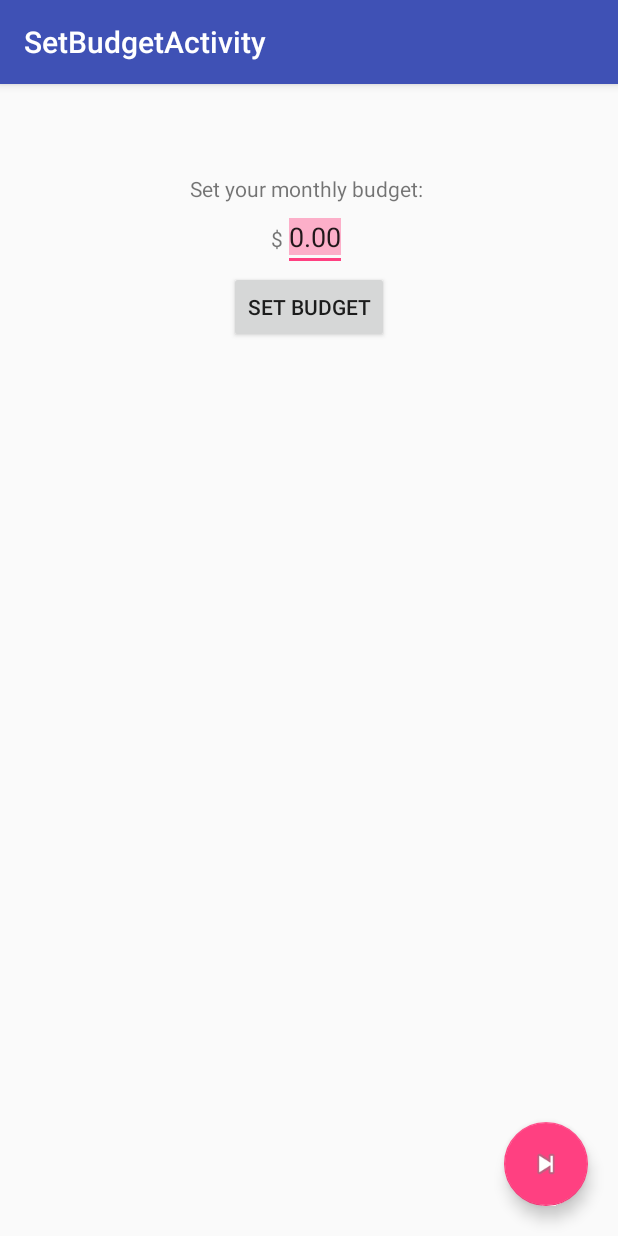
After one commit to bryannaphan/FundGuy, an Android app: the SetBudgetActivity screen opened directly, with no data from a screen before it, on a phone screen of 412 x 824 dp. The commit adds this screen. Run offline under Robolectric (Android 15) with nearby library versions, the phone set to English and light mode, and no system bars.

Commit message:
Added in a budgetActivity

```diff
--- a/app/build.gradle
+++ b/app/build.gradle
@@ -24,10 +24,10 @@ dependencies {
     androidTestCompile('com.android.support.test.espresso:espresso-core:2.2.2', {
         exclude group: 'com.android.support', module: 'support-annotations'
     })
-    compile 'com.android.support:appcompat-v7:25.1.1'
-    compile 'com.android.support:support-v4:25.1.1'
-    compile 'com.android.support:design:25.1.1'
 
+    compile 'com.android.support:appcompat-v7:25.3.0'
+    compile 'com.android.support:support-v4:25.3.0'
+    compile 'com.android.support:design:25.3.0'
     compile 'com.github.PhilJay:MPAndroidChart:v3.0.1'
     testCompile 'junit:junit:4.12'
 }
@@ -35,3 +35,11 @@ dependencies {
 repositories {
     maven { url "https://jitpack.io" }
 }
+
+// For swipe intro library
+repositories {
+    mavenCentral()
+}
+dependencies {
+    compile 'com.github.paolorotolo:appintro:4.1.0'
+}
--- a/app/src/main/AndroidManifest.xml
+++ b/app/src/main/AndroidManifest.xml
@@ -25,6 +25,10 @@
             android:theme="@style/AppTheme.NoActionBar" />
         <activity android:name=".OverviewActivity" />
         <activity android:name=".DetailsActivity" />
+        <activity
+            android:name=".SetBudgetActivity"
+            android:label="@string/title_activity_set_budget"
+            android:theme="@style/AppTheme.NoActionBar"></activity>
     </application>
 
 </manifest>
--- a/app/src/main/java/edu/ucsb/cs/cs185/bryannaphan/fundguy/LoginActivity.java
+++ b/app/src/main/java/edu/ucsb/cs/cs185/bryannaphan/fundguy/LoginActivity.java
@@ -22,18 +22,16 @@ public class LoginActivity extends AppCompatActivity {
         Typeface custom_font = Typeface.createFromAsset(getAssets(),  "fonts/Gradies.otf");
         welcomeText.setTypeface(custom_font);
 
-        final ImageView mainIcon = (ImageView) findViewById(R.id.mainIcon);
+        /*final ImageView mainIcon = (ImageView) findViewById(R.id.mainIcon);
         final TextView loginText = (TextView) findViewById(R.id.loginText);
         final TextView passwordText = (TextView) findViewById(R.id.passwordText);
         final EditText loginEdit = (EditText) findViewById(R.id.loginEdit);
-        final EditText passwordEdit = (EditText) findViewById(R.id.passwordEdit);
-
+        final EditText passwordEdit = (EditText) findViewById(R.id.passwordEdit);*/
 
         final Button loginButton = (Button) findViewById(R.id.loginButton);
         loginButton.setOnClickListener(new View.OnClickListener() {
             public void onClick(View v) {
-                Intent myIntent = new Intent(LoginActivity.this, MainActivity.class);
-                //myIntent.putExtra("key", value); //Optional parameters
+                Intent myIntent = new Intent(LoginActivity.this, SetBudgetActivity.class);
                 LoginActivity.this.startActivity(myIntent);
             }
         });
--- a/app/src/main/java/edu/ucsb/cs/cs185/bryannaphan/fundguy/MainActivity.java
+++ b/app/src/main/java/edu/ucsb/cs/cs185/bryannaphan/fundguy/MainActivity.java
@@ -40,7 +40,8 @@ public class MainActivity extends AppCompatActivity
 
         // Importing title font
         TextView monthText = (TextView)findViewById(R.id.month);
-        Typeface custom_font = Typeface.createFromAsset(getAssets(), "fonts/Route159-BoldItalic.otf");
+        // Typeface custom_font = Typeface.createFromAsset(getAssets(), "fonts/Route159-BoldItalic.otf");
+        Typeface custom_font = Typeface.createFromAsset(getAssets(), "fonts/nevis.ttf");
         monthText.setTypeface(custom_font);
         monthText.setText(month);
 
@@ -51,8 +52,7 @@ public class MainActivity extends AppCompatActivity
             public void onClick(View view) {
                 FragmentManager fm = getSupportFragmentManager();
                 AddFragment fragment = new AddFragment();
-                // Show DialogFragment
-                fragment.show(fm, "Dialog Fragment");
+                fragment.show(fm, "Add Fragment");
             }
         });
 
@@ -127,7 +127,7 @@ public class MainActivity extends AppCompatActivity
         }
 
         else if (id == R.id.budget) {
-            // open budget fragment
+
         }
 
         else if (id == R.id.purchase_history) {
--- /dev/null
+++ b/app/src/main/java/edu/ucsb/cs/cs185/bryannaphan/fundguy/SetBudgetActivity.java
@@ -0,0 +1,42 @@
+package edu.ucsb.cs.cs185.bryannaphan.fundguy;
+
+import android.content.Intent;
+import android.os.Bundle;
+import android.support.design.widget.FloatingActionButton;
+import android.support.design.widget.Snackbar;
+import android.support.v7.app.AppCompatActivity;
+import android.support.v7.widget.Toolbar;
+import android.view.View;
+import android.widget.Button;
+
+public class SetBudgetActivity extends AppCompatActivity {
+
+    @Override
+    protected void onCreate(Bundle savedInstanceState) {
+        super.onCreate(savedInstanceState);
+        setContentView(R.layout.activity_set_budget);
+        Toolbar toolbar = (Toolbar) findViewById(R.id.toolbar);
+        setSupportActionBar(toolbar);
+
+        // TODO: Make this actually set the amount!
+        // It currently just opens a new intent to MainActivity
+        Button setBudgetButton = (Button) findViewById(R.id.setBudgetButton);
+        Intent mainIntent = new Intent(SetBudgetActivity.this, MainActivity.class);
+        SetBudgetActivity.this.startActivity(mainIntent);
+
+
+
+        FloatingActionButton fab = (FloatingActionButton) findViewById(R.id.fab);
+        fab.setOnClickListener(new View.OnClickListener() {
+            @Override
+            public void onClick(View view) {
+                Intent myIntent = new Intent(SetBudgetActivity.this, MainActivity.class);
+                SetBudgetActivity.this.startActivity(myIntent);
+
+                Snackbar.make(view, "Budget has been successfully set", Snackbar.LENGTH_SHORT)
+                        .setAction("Action", null).show();
+            }
+        });
+    }
+
+}
--- /dev/null
+++ b/app/src/main/res/layout/activity_set_budget.xml
@@ -0,0 +1,34 @@
+<?xml version="1.0" encoding="utf-8"?>
+<android.support.design.widget.CoordinatorLayout xmlns:android="http://schemas.android.com/apk/res/android"
+    xmlns:app="http://schemas.android.com/apk/res-auto"
+    xmlns:tools="http://schemas.android.com/tools"
+    android:layout_width="match_parent"
+    android:layout_height="match_parent"
+    android:fitsSystemWindows="true"
+    tools:context="edu.ucsb.cs.cs185.bryannaphan.fundguy.SetBudgetActivity">
+
+    <android.support.design.widget.AppBarLayout
+        android:layout_width="match_parent"
+        android:layout_height="wrap_content"
+        android:theme="@style/AppTheme.AppBarOverlay">
+
+        <android.support.v7.widget.Toolbar
+            android:id="@+id/toolbar"
+            android:layout_width="match_parent"
+            android:layout_height="?attr/actionBarSize"
+            android:background="?attr/colorPrimary"
+            app:popupTheme="@style/AppTheme.PopupOverlay" />
+
+    </android.support.design.widget.AppBarLayout>
+
+    <include layout="@layout/content_set_budget" />
+
+    <android.support.design.widget.FloatingActionButton
+        android:id="@+id/fab"
+        android:layout_width="wrap_content"
+        android:layout_height="wrap_content"
+        android:layout_gravity="bottom|end"
+        android:layout_margin="@dimen/fab_margin"
+        app:srcCompat="@android:drawable/ic_media_next" />
+
+</android.support.design.widget.CoordinatorLayout>
--- a/app/src/main/res/layout/add_fragment.xml
+++ b/app/src/main/res/layout/add_fragment.xml
@@ -35,7 +35,6 @@
                 <EditText
                     android:layout_width="wrap_content"
                     android:layout_height="wrap_content"
-
                     android:ems="10"
                     android:id="@+id/purchase_title"
                     android:hint="Title"
--- /dev/null
+++ b/app/src/main/res/layout/content_set_budget.xml
@@ -0,0 +1,59 @@
+<?xml version="1.0" encoding="utf-8"?>
+<RelativeLayout xmlns:android="http://schemas.android.com/apk/res/android"
+    xmlns:app="http://schemas.android.com/apk/res-auto"
+    xmlns:tools="http://schemas.android.com/tools"
+    android:id="@+id/content_set_budget"
+    android:layout_width="match_parent"
+    android:layout_height="match_parent"
+    android:paddingBottom="@dimen/activity_vertical_margin"
+    android:paddingLeft="@dimen/activity_horizontal_margin"
+    android:paddingRight="@dimen/activity_horizontal_margin"
+    android:paddingTop="@dimen/activity_vertical_margin"
+    app:layout_behavior="@string/appbar_scrolling_view_behavior"
+    tools:context="edu.ucsb.cs.cs185.bryannaphan.fundguy.SetBudgetActivity"
+    tools:showIn="@layout/activity_set_budget">
+
+    <LinearLayout
+        android:orientation="vertical"
+        android:layout_width="match_parent"
+        android:layout_height="match_parent"
+        android:padding="@dimen/activity_horizontal_margin">
+
+        <TextView
+            android:text="Set your monthly budget: "
+            android:layout_width="wrap_content"
+            android:layout_height="wrap_content"
+            android:layout_gravity="center"
+            android:id="@+id/budget" />
+
+
+        <LinearLayout
+            android:orientation="horizontal"
+            android:layout_width="wrap_content"
+            android:layout_height="wrap_content"
+            android:layout_gravity="center">
+
+            <TextView
+                android:text="$"
+                android:layout_width="wrap_content"
+                android:layout_height="wrap_content"
+                android:id="@+id/dollar_sign" />
+
+
+            <EditText
+                android:layout_width="wrap_content"
+                android:layout_height="wrap_content"
+                android:inputType="numberDecimal"
+                android:text="0.00"
+                android:selectAllOnFocus="true"
+                android:id="@+id/budgetAmount" />
+        </LinearLayout>
+
+        <Button
+            android:text="Set Budget"
+            android:layout_width="wrap_content"
+            android:layout_height="wrap_content"
+            android:layout_gravity="center"
+            android:id="@+id/setBudgetButton" />
+    </LinearLayout>
+</RelativeLayout>
--- a/app/src/main/res/values/strings.xml
+++ b/app/src/main/res/values/strings.xml
@@ -5,4 +5,8 @@
     <string name="navigation_drawer_close">Close navigation drawer</string>
 
     <string name="action_settings">Settings</string>
+
+    <!-- TODO: Remove or change this placeholder text -->
+    <string name="hello_blank_fragment">Hello blank fragment</string>
+    <string name="title_activity_set_budget">SetBudgetActivity</string>
 </resources>
```
Also changed, not shown: app/src/main/assets/fonts/Nexa Bold.otf (deleted), app/src/main/assets/fonts/nevis.ttf (added).
